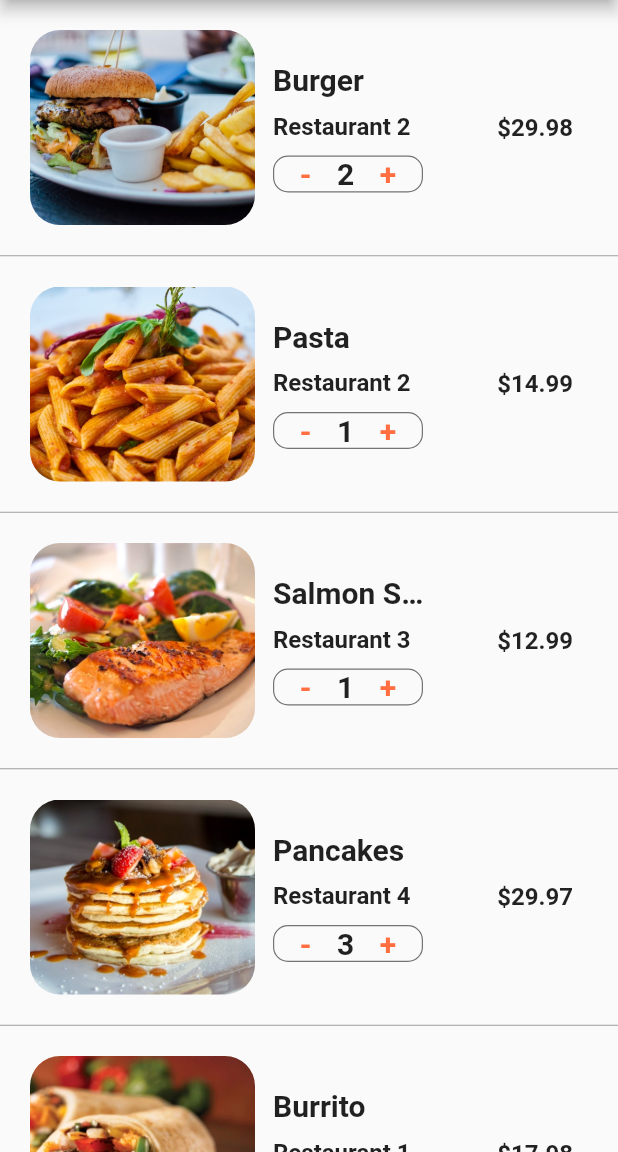
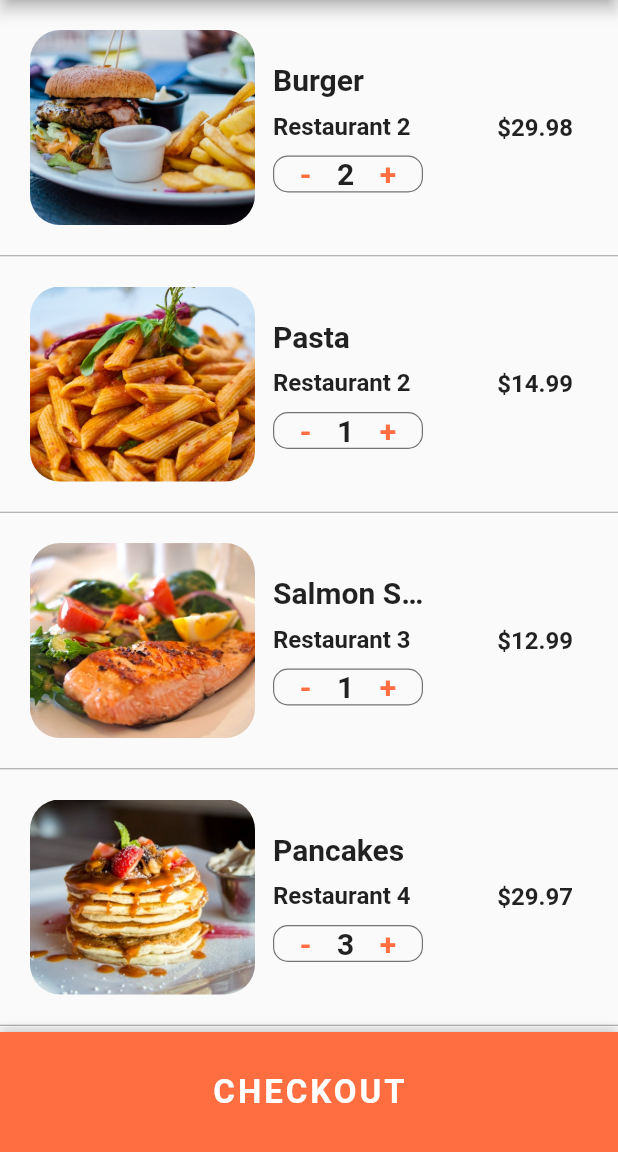
Before and after one commit to azazelyash/food_delivery_app, a Flutter app: the CartScreen screen opened directly, on a phone screen of 412 x 824 dp, the part 84-1236 px from its top. Run offline on Flutter 3.47's test engine with Material 2 defaults, Android fonts, the phone set to English and light mode, and no system bars.

Commit message:
UI Development of the app is Completed

```diff
--- a/lib/Screens/cart_screen.dart
+++ b/lib/Screens/cart_screen.dart
@@ -124,15 +124,74 @@ class _CartScreenState extends State<CartScreen> {
 
   @override
   Widget build(BuildContext context) {
+    double totalPrice = 0;
+    currentUser.cart.forEach(
+        (Order order) => totalPrice += order.food.price * order.quantity);
+
     return Scaffold(
       appBar: AppBar(
         title: Text('Cart (${currentUser.cart.length})'),
         centerTitle: true,
       ),
       body: ListView.separated(
+        itemCount: currentUser.cart.length + 1,
         itemBuilder: (BuildContext context, int index) {
+          if (index < currentUser.cart.length) {
             Order order = currentUser.cart[index];
             return _buildCartItem(order);
+          }
+          return Padding(
+            padding: EdgeInsets.all(20.0),
+            child: Column(
+              children: <Widget>[
+                Row(
+                  mainAxisAlignment: MainAxisAlignment.spaceBetween,
+                  children: <Widget>[
+                    Text(
+                      'Estimated Delivery Time:',
+                      style: TextStyle(
+                        fontSize: 20.0,
+                        fontWeight: FontWeight.w600,
+                      ),
+                    ),
+                    Text(
+                      '25 Min',
+                      style: TextStyle(
+                        fontSize: 20.0,
+                        fontWeight: FontWeight.w600,
+                      ),
+                    ),
+                  ],
+                ),
+                SizedBox(
+                  height: 10.0,
+                ),
+                Row(
+                  mainAxisAlignment: MainAxisAlignment.spaceBetween,
+                  children: <Widget>[
+                    Text(
+                      'Total Cost:',
+                      style: TextStyle(
+                        fontSize: 20.0,
+                        fontWeight: FontWeight.w600,
+                      ),
+                    ),
+                    Text(
+                      '\$' + totalPrice.toStringAsFixed(2),
+                      style: TextStyle(
+                        color: Colors.green[700],
+                        fontSize: 20.0,
+                        fontWeight: FontWeight.w600,
+                      ),
+                    ),
+                  ],
+                ),
+                SizedBox(
+                  height: 80.0,
+                ),
+              ],
+            ),
+          );
         },
         separatorBuilder: (BuildContext context, int index) {
           return Divider(
@@ -140,7 +199,38 @@ class _CartScreenState extends State<CartScreen> {
             color: Colors.grey,
           );
         },
-          itemCount: currentUser.cart.length),
+      ),
+      bottomSheet: TextButton(
+        style: TextButton.styleFrom(
+          padding: EdgeInsets.all(0),
+        ),
+        onPressed: () {},
+        child: Container(
+          height: 80.0,
+          width: MediaQuery.of(context).size.width,
+          decoration: BoxDecoration(
+            color: Theme.of(context).primaryColor,
+            boxShadow: [
+              BoxShadow(
+                color: Colors.black26,
+                offset: Offset(0, -1),
+                blurRadius: 6.0,
+              ),
+            ],
+          ),
+          child: Center(
+            child: Text(
+              'CHECKOUT',
+              style: TextStyle(
+                color: Colors.white,
+                fontSize: 22.0,
+                fontWeight: FontWeight.bold,
+                letterSpacing: 2.0,
+              ),
+            ),
+          ),
+        ),
+      ),
     );
   }
 }
```
Lines whose indentation alone changed are shown as unchanged.
